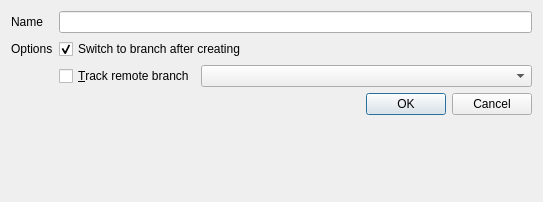
Before: the Qt Designer form gitfourchette/forms/newbranchdialog.ui in weblate/gitfourchette, drawn with Qt 5.
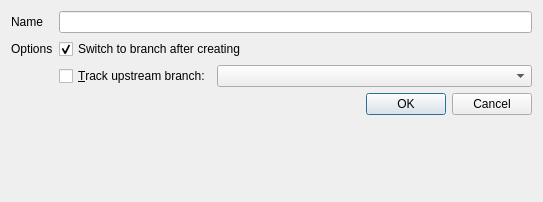
After: the same form once the commit is applied.

Commit message: Wording: Prefer "upstream" to "tracked branch"

Patch:
```diff
--- a/gitfourchette/forms/newbranchdialog.ui
+++ b/gitfourchette/forms/newbranchdialog.ui
@@ -67,7 +67,7 @@
         </sizepolicy>
        </property>
        <property name="text">
-        <string>&amp;Track remote branch</string>
+        <string>&amp;Track upstream branch:</string>
        </property>
       </widget>
      </item>
```
The commit also changes 10 other files.
